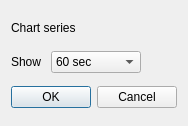
Qt form discharger_desktop/discharger_desktop/ChartPropertiesDialog.ui (AdamStalica/discharger) before a commit.
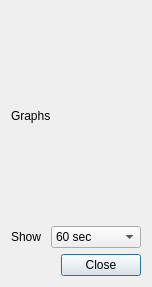
The same form after that commit. Icons and pictures are not drawn.

Diff of the .ui file:
```diff
--- a/discharger_desktop/discharger_desktop/ChartPropertiesDialog.ui
+++ b/discharger_desktop/discharger_desktop/ChartPropertiesDialog.ui
@@ -6,8 +6,8 @@
    <rect>
     <x>0</x>
     <y>0</y>
-    <width>174</width>
-    <height>126</height>
+    <width>141</width>
+    <height>287</height>
    </rect>
   </property>
   <property name="sizePolicy">
@@ -28,36 +28,19 @@
   </property>
   <layout class="QVBoxLayout" name="verticalLayout">
    <item>
-    <layout class="QHBoxLayout" name="horizontalLayout">
+    <layout class="QVBoxLayout" name="seriesLayout">
      <item>
-      <layout class="QGridLayout" name="seriesLayout">
-       <item row="0" column="0" alignment="Qt::AlignLeft">
-        <widget class="QLabel" name="label_2">
+      <widget class="QLabel" name="label">
          <property name="sizePolicy">
-          <sizepolicy hsizetype="Maximum" vsizetype="Maximum">
+        <sizepolicy hsizetype="Maximum" vsizetype="Preferred">
            <horstretch>0</horstretch>
            <verstretch>0</verstretch>
           </sizepolicy>
          </property>
          <property name="text">
-          <string>Chart series</string>
-         </property>
-        </widget>
-       </item>
-      </layout>
-     </item>
-     <item>
-      <spacer name="horizontalSpacer_2">
-       <property name="orientation">
-        <enum>Qt::Horizontal</enum>
-       </property>
-       <property name="sizeHint" stdset="0">
-        <size>
-         <width>40</width>
-         <height>20</height>
-        </size>
-       </property>
-      </spacer>
+        <string>Graphs</string>
+       </property>
+      </widget>
      </item>
     </layout>
    </item>
@@ -124,7 +107,7 @@
    <item>
     <widget class="QDialogButtonBox" name="dialogBtnBox">
      <property name="standardButtons">
-      <set>QDialogButtonBox::Cancel|QDialogButtonBox::Ok</set>
+      <set>QDialogButtonBox::Close</set>
      </property>
     </widget>
    </item>
```
Lines whose indentation alone changed are shown as unchanged.
